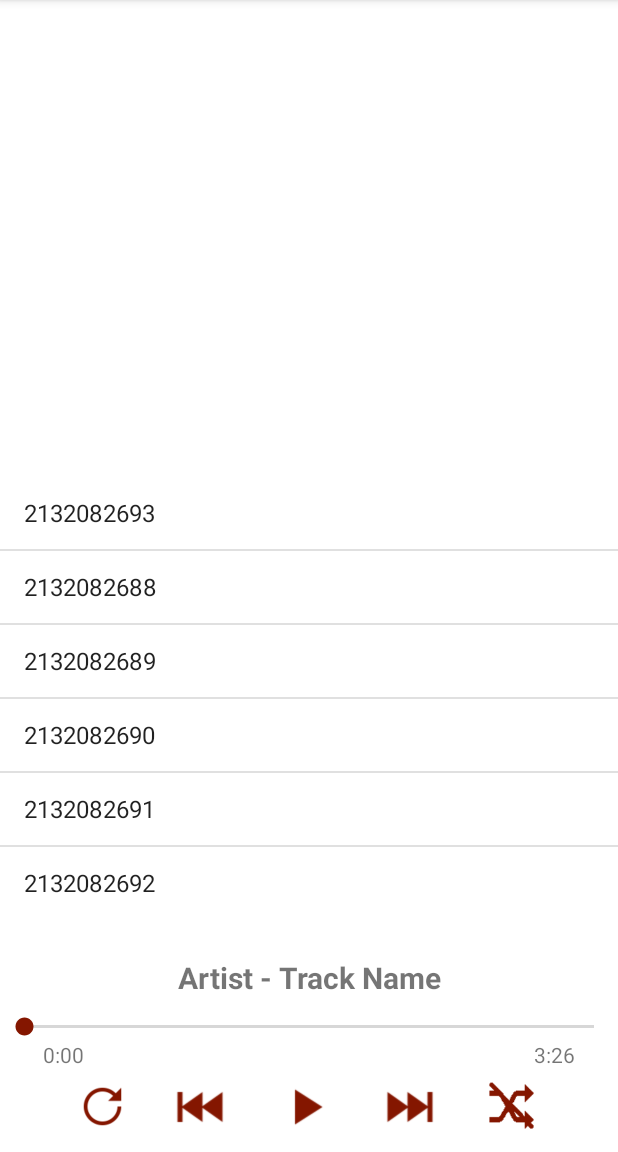
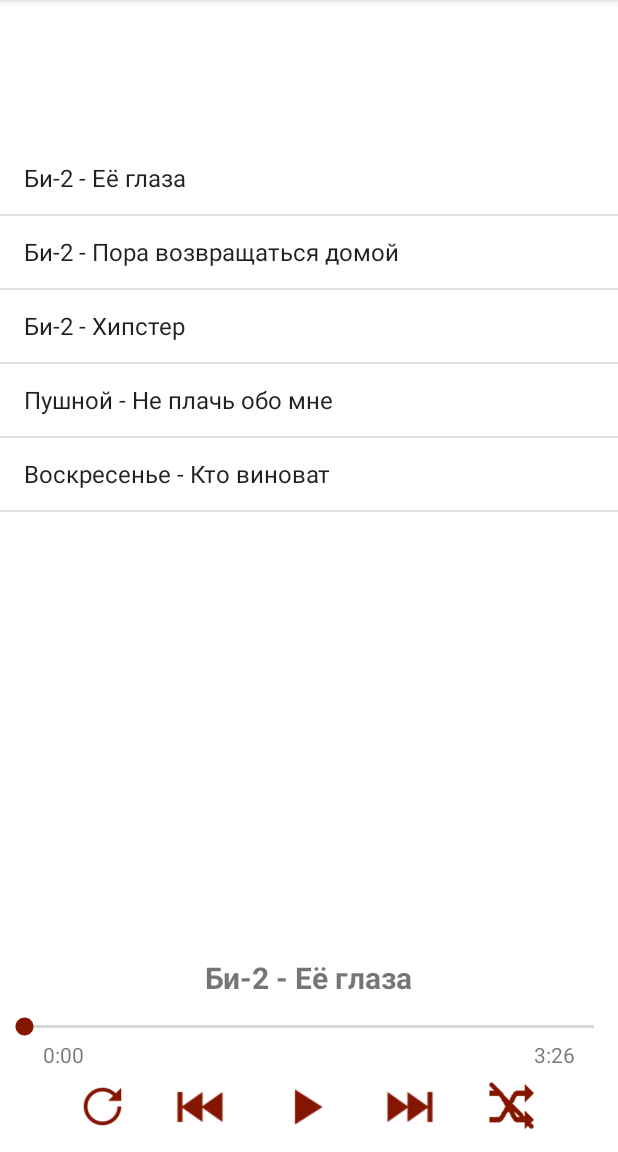
Before and after one commit to andrei-belkin/PhoenixPlayer, an Android app: the screen it shows after launch (MainActivity), on a phone screen of 412 x 824 dp, the part 84-1236 px from its top. Run offline under Robolectric (Android 15) with nearby library versions, the phone set to English and light mode, and no system bars.

```diff
--- a/app/src/main/java/com/phoenix/player/MainActivity.kt
+++ b/app/src/main/java/com/phoenix/player/MainActivity.kt
@@ -1,76 +1,63 @@
 package com.phoenix.player
 
-import android.media.MediaPlayer
 import android.os.Bundle
-import android.provider.MediaStore
-import android.view.LayoutInflater
 import android.view.View
-import android.view.ViewGroup
 import android.widget.*
 import androidx.appcompat.app.AppCompatActivity
 import com.phoenix.player.model.Queue
 import com.phoenix.player.model.Song
-import java.io.File
+import com.phoenix.player.service.PlayerService
+import kotlin.collections.ArrayList
 
 class MainActivity : AppCompatActivity() {
-    private val queue: List<Int> = listOf(
-            R.raw.pushnoy___alisa,
-            R.raw.bi2___ee_glaza,
-            R.raw.bi2___hipster,
-            R.raw.bi2___polkovniku_nikto_ne_pishet,
-            R.raw.bi2___pora_vozvrashhatysya_domoy,
-            R.raw.ddt___v_poslednyuyu_oseny
-    )
-    private var loopingMode: Queue.LoopingMode = Queue.LoopingMode.LOOP_QUEUE
-    private var isShuffling: Boolean = false
-    private var currentTrack: Int = queue.first()
-    private lateinit var mediaPlayer: MediaPlayer
+    private lateinit var queue: Queue
+    private lateinit var playerService: PlayerService
 
-    private lateinit var runnable: Runnable
+    private fun getSongs(): ArrayList<Song> {
+        val songs: ArrayList<Song> = ArrayList()
 
-    private val songs: ArrayList<Song> = ArrayList()
+        songs.add(Song(R.raw.bi2___ee_glaza, "Би-2 - Её глаза"))
+        songs.add(Song(R.raw.bi2___pora_vozvrashhatysya_domoy, "Би-2 - Пора возвращаться домой"))
+        songs.add(Song(R.raw.bi2___hipster, "Би-2 - Хипстер"))
+        songs.add(Song(R.raw.pushnoy___ne_plachy_obo_mne, "Пушной - Не плачь обо мне"))
+        songs.add(Song(R.raw.voskresenie___kto_vinovat, "Воскресенье - Кто виноват"))
 
-    private fun loadSongs() {
-        songs.add(Song("test1.mp3", "Майданов", "Кто такие русские", 140))
-        songs.add(Song("test2.mp3", "Пушной", "Красная Шапочка", 184))
-        songs.add(Song("test3.mp3", "Трофим", "Вне закона", 160))
-        songs.add(Song("test4.mp3", "Кино", "Спокойная ночь", 170))
-        songs.add(Song("test5.mp3", "Кино", "Звезда по имени Солнце", 140))
-        songs.add(Song("test6.mp3", "Кино", "Группа крови", 106))
+//        val musicDir = File("/sdcard/Music")
+//        val musicFileExtensions: ArrayList<String> = ArrayList()
+//        musicFileExtensions.add(".mp3")
+//        musicFileExtensions.add(".m4a")
+//        musicFileExtensions.add(".wav")
+//        musicFileExtensions.add(".ogg")
+
+//        for (file in musicDir.list())
+//            println(file)
+//        musicDir.listFiles()
+////                .filter { it.isFile && musicFileExtensions.contains(it.name.split(".").last().toLowerCase(Locale.ROOT)) }
+//                .map { songs.add(Song(it.name, it.name.split(".")[0])) }
+
+//        songs.map { println("Test : " + it.fileName) }
+
+        return songs
     }
 
     override fun onCreate(savedInstanceState: Bundle?) {
         super.onCreate(savedInstanceState)
         setContentView(R.layout.activity_main)
-        loadSongs()
 
-        println(MediaStore.Audio.Media.TITLE)
+        val listOfSongs = getSongs()
 
+        queue = Queue(listOfSongs, Queue.LoopingMode.LOOP_QUEUE, Queue.ShufflingMode.NO_SHUFFLE)
+        playerService = PlayerService(this, queue)
+        findViewById<TextView>(R.id.currentlyPlaying).text = queue.currentlyPlayingSong.displayName
 
-        mediaPlayer = MediaPlayer.create(this, currentTrack)
-
-        initSongsListView(queue)
-
-        val arrayAdapter: ArrayAdapter<*> =
-                ArrayAdapter(this, android.R.layout.simple_list_item_1, queue)
-        val allSongsList = findViewById<ListView>(R.id.all_songs_list)
-        allSongsList.adapter = arrayAdapter
-
-        val loopModeButton = findViewById<Button>(R.id.queueLoopButton)
-        when (loopingMode) {
-            Queue.LoopingMode.LOOP_QUEUE -> loopModeButton.setBackgroundResource(R.drawable.loop_queue)
-            Queue.LoopingMode.LOOP_TRACK -> loopModeButton.setBackgroundResource(R.drawable.loop_one_track)
-            Queue.LoopingMode.NO_LOOP -> loopModeButton.setBackgroundResource(R.drawable.loop_none)
-        }
-
-        val shuffleToggleButton = findViewById<Button>(R.id.queueShuffleButton)
-        if (isShuffling)
-            shuffleToggleButton.setBackgroundResource(R.drawable.shuffle_true)
-        else
-            shuffleToggleButton.setBackgroundResource(R.drawable.shuffle_false)
+        val songsDisplayNames = arrayOfNulls<String>(listOfSongs.size)
+        for (i in 0 until listOfSongs.size)
+            songsDisplayNames[i] = listOfSongs[i].displayName
+        val adapter: ArrayAdapter<*> = ArrayAdapter(this, android.R.layout.simple_list_item_1, songsDisplayNames)
+        findViewById<ListView>(R.id.allSongsList).adapter = adapter
 
         val seekBar = findViewById<SeekBar>(R.id.seekBar)
-        seekBar.max = mediaPlayer.duration.div(1000)
+        seekBar.max = playerService.mediaPlayer.duration.div(1000)
         seekBar.setOnSeekBarChangeListener(
                 object : SeekBar.OnSeekBarChangeListener {
                     override fun onProgressChanged(
@@ -81,79 +68,46 @@ class MainActivity : AppCompatActivity() {
                         println("Current raw time : $time")
 
                         if (fromUser)
-                            mediaPlayer.seekTo(time)
+                            playerService.mediaPlayer.seekTo(time)
                     }
 
                     override fun onStartTrackingTouch(seekBar: SeekBar?) {
                         if (seekBar != null)
-                            seekBar.progress = mediaPlayer.currentPosition / 1000
+                            seekBar.progress = playerService.mediaPlayer.currentPosition / 1000
                     }
 
                     override fun onStopTrackingTouch(seekBar: SeekBar?) {
                         if (seekBar != null)
-                            seekBar.progress = mediaPlayer.currentPosition
+                            seekBar.progress = playerService.mediaPlayer.currentPosition
                     }
                 }
         )
-
-        runnable = Runnable {
-            while (true) {
-                seekBar.progress = mediaPlayer.currentPosition
-                Thread.sleep(500)
-                println("Updated seekbar : " + seekBar.progress)
-            }
-        }
-
-        Thread(runnable)
-
-        mediaPlayer.setOnPreparedListener {
-            mediaPlayer.setNextMediaPlayer(MediaPlayer.create(this, getNextAudio(currentTrack)))
-        }
-    }
-
-    fun initSongsListView(queue: List<Int>) {
-
     }
 
     fun toggleIsAudioPlaying(playPauseToggleButton: View) {
-        if (mediaPlayer.isPlaying) {
-            mediaPlayer.pause()
+        val isPlaying = playerService.togglePause()
+
+        if (isPlaying)
             playPauseToggleButton.setBackgroundResource(R.drawable.track_play)
-        } else {
-            mediaPlayer.start()
+        else
             playPauseToggleButton.setBackgroundResource(R.drawable.track_pause)
-        }
+
+        findViewById<TextView>(R.id.currentlyPlaying).text = queue.currentlyPlayingSong.displayName
     }
 
     fun previousAudio(view: View) {
-        if (mediaPlayer.currentPosition.toDouble() / mediaPlayer.duration.toDouble() < 0.05)
-            mediaPlayer.selectTrack(0)
-        else
-            mediaPlayer.seekTo(0)
-
-        println("Current time : " + mediaPlayer.currentPosition.toDouble())
-        println("Max time : " + mediaPlayer.duration.toDouble())
+        playerService.rewind()
+        findViewById<TextView>(R.id.currentlyPlaying).text = queue.currentlyPlayingSong.displayName
     }
 
     fun nextAudio(view: View) {
-        mediaPlayer.seekTo(mediaPlayer.duration)
+        playerService.fastForward()
+        findViewById<TextView>(R.id.currentlyPlaying).text = queue.currentlyPlayingSong.displayName
     }
 
     fun toggleQueueLoop(loopModeButton: View) {
-        val currentModeIndex = Queue.LoopingMode.valueOf(loopingMode.name).ordinal
-        val nextModeIndex = (currentModeIndex + 1) % (Queue.LoopingMode.values().size)
-
-        loopingMode = Queue.LoopingMode.values()[nextModeIndex]
-
-        mediaPlayer.isLooping = loopingMode == Queue.LoopingMode.LOOP_TRACK
-        if (loopingMode == Queue.LoopingMode.NO_LOOP)
-            mediaPlayer.setOnCompletionListener {
-                mediaPlayer.stop()
-                mediaPlayer.reset()
-                mediaPlayer.release()
-            }
-
-        when (loopingMode) {
+        playerService.cycleLoopModes(queue, playerService.mediaPlayer)
+        when (queue.loopingMode) {
             Queue.LoopingMode.LOOP_QUEUE -> loopModeButton.setBackgroundResource(R.drawable.loop_queue)
             Queue.LoopingMode.LOOP_TRACK -> loopModeButton.setBackgroundResource(R.drawable.loop_one_track)
             Queue.LoopingMode.NO_LOOP -> loopModeButton.setBackgroundResource(R.drawable.loop_none)
@@ -161,14 +115,11 @@ class MainActivity : AppCompatActivity() {
     }
 
     fun toggleShuffle(shuffleToggleButton: View) {
-        isShuffling = !isShuffling
-        shuffleToggleButton.setBackgroundResource(if (isShuffling) R.drawable.shuffle_true else R.drawable.shuffle_false)
-    }
+        playerService.toggleShuffling(queue)
 
-    private fun getNextAudio(currentTrack: Int): Int {
-        val currentTrackIndex = queue.indexOf(currentTrack)
-        val nextTrackIndex = (currentTrackIndex + 1) % (queue.size - 1)
-
-        return queue[nextTrackIndex]
+        when (queue.shufflingMode) {
+            Queue.ShufflingMode.SHUFFLE -> shuffleToggleButton.setBackgroundResource(R.drawable.shuffle_true)
+            Queue.ShufflingMode.NO_SHUFFLE -> shuffleToggleButton.setBackgroundResource(R.drawable.shuffle_false)
+        }
     }
 }
--- a/app/src/main/java/com/phoenix/player/model/Queue.kt
+++ b/app/src/main/java/com/phoenix/player/model/Queue.kt
@@ -1,9 +1,6 @@
 package com.phoenix.player.model
 
-data class Queue(
-        val songsList: ArrayList<Song>,
-        var loopingMode: LoopingMode
-) {
+data class Queue(val songsList: ArrayList<Song>, var loopingMode: LoopingMode, var shufflingMode: ShufflingMode) {
     var currentlyPlayingSong: Song = songsList[0]
 
     enum class LoopingMode {
@@ -11,4 +8,9 @@ data class Queue(
         LOOP_TRACK,
         NO_LOOP
     }
+
+    enum class ShufflingMode {
+        SHUFFLE,
+        NO_SHUFFLE
+    }
 }
--- a/app/src/main/java/com/phoenix/player/model/Song.kt
+++ b/app/src/main/java/com/phoenix/player/model/Song.kt
@@ -1,8 +1,6 @@
 package com.phoenix.player.model
 
 data class Song(
-        val fileName: String,
-        val artistName: String,
-        val title: String,
-        val duration: Int
+        val fileId: Int,
+        val displayName: String
 )
--- a/app/src/main/res/layout/activity_main.xml
+++ b/app/src/main/res/layout/activity_main.xml
@@ -8,11 +8,10 @@
     tools:context=".MainActivity">
 
     <ListView
-        android:id="@+id/all_songs_list"
+        android:id="@+id/allSongsList"
         android:layout_width="match_parent"
-        android:layout_height="wrap_content"
-        android:layout_marginBottom="15dp"
-    >
+        android:layout_height="518dp"
+        android:layout_marginBottom="15dp">
 
     </ListView>
 
```
Also changed, not shown: app/src/main/java/com/phoenix/player/service/PlayerService.kt (+82 -9 lines), app/src/main/java/com/phoenix/player/service/QueueService.kt (deleted, +0 -23 lines).
